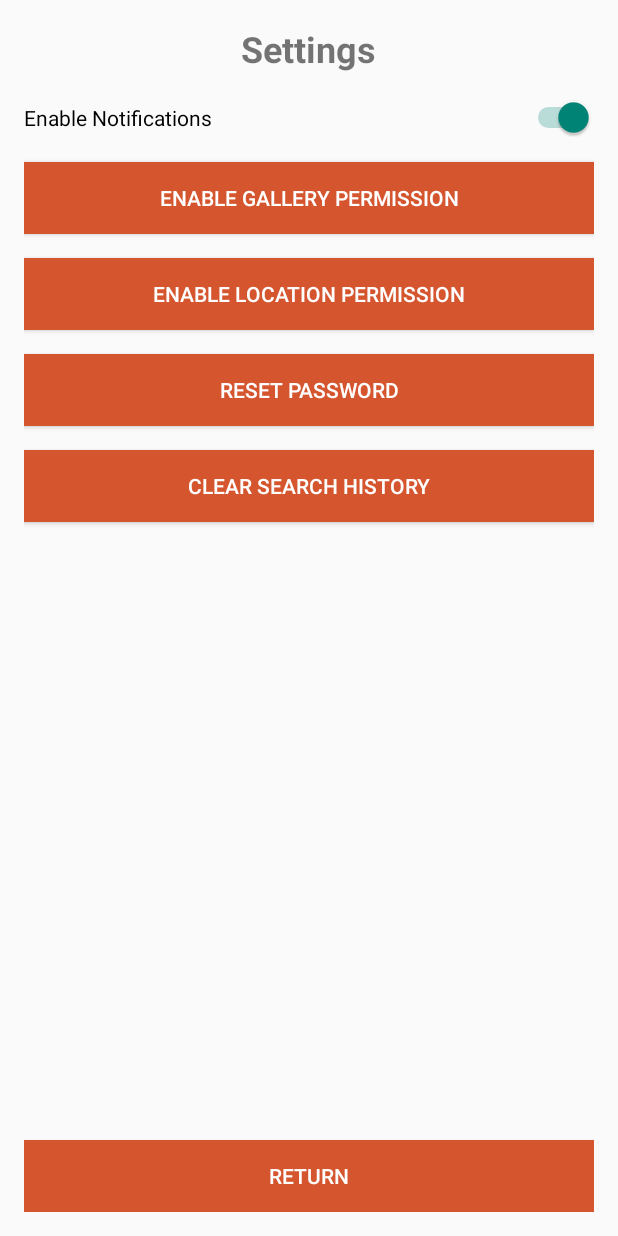
After one commit to GilYairYamin/FindIt-Android, an Android app: the SettingsActivity screen opened directly, with no data from a screen before it, on a phone screen of 412 x 824 dp. The commit adds this screen. Run offline under Robolectric (Android 15) with nearby library versions, the light colour scheme and no system bars; our stand-ins replace Firebase (no records; nobody signed in at launch, a user with empty details on screens opened directly).

Commit message:
Added settings screens

```diff
--- a/app/src/main/AndroidManifest.xml
+++ b/app/src/main/AndroidManifest.xml
@@ -40,6 +40,12 @@
         <activity
             android:name=".SearchPageActivity"
             android:exported="false" />
+
+        <activity
+            android:name=".SettingsActivity"
+            android:theme="@style/Theme.FindIt.NoActionBar"
+            android:exported="false" />
+
         <activity
             android:name=".MainActivity"
             android:theme="@style/Theme.FindIt.NoActionBar"
--- /dev/null
+++ b/app/src/main/java/com/example/findit/SettingsActivity.java
@@ -0,0 +1,258 @@
+package com.example.findit;
+
+import android.Manifest;
+import android.content.SharedPreferences;
+import android.content.pm.PackageManager;
+import android.os.Bundle;
+import android.view.View;
+import android.widget.Button;
+import android.widget.CompoundButton;
+import android.widget.Switch;
+import android.widget.Toast;
+
+import androidx.activity.result.ActivityResultLauncher;
+import androidx.activity.result.contract.ActivityResultContracts;
+import androidx.appcompat.app.AppCompatActivity;
+import androidx.core.content.ContextCompat;
+
+import com.google.firebase.auth.FirebaseAuth;
+import com.google.firebase.auth.FirebaseUser;
+import com.google.firebase.storage.FirebaseStorage;
+import com.google.firebase.storage.StorageReference;
+
+public class SettingsActivity extends AppCompatActivity implements CompoundButton.OnCheckedChangeListener, View.OnClickListener
+{
+
+    private Switch switchNotifications;
+    private Button btnEnableGallery;
+    private Button btnEnableLocation;
+    private Button btnResetPassword;
+    private Button btnClearHistory;
+    private Button btnReturn;
+
+    private ActivityResultLauncher<String> galleryPermissionLauncher;
+    private ActivityResultLauncher<String> locationPermissionLauncher;
+
+    @Override
+    protected void onCreate(Bundle savedInstanceState)
+    {
+        super.onCreate(savedInstanceState);
+        setContentView(R.layout.activity_settings);
+        init();
+    }
+
+    /**
+     * Initialize UI elements, permissions launchers, load preferences, and set listeners
+     */
+    private void init()
+    {
+        // Initialize UI elements
+        switchNotifications = findViewById(R.id.switchNotificationsID);
+        btnEnableGallery = findViewById(R.id.btnEnableGalleryID);
+        btnEnableLocation = findViewById(R.id.btnEnableLocationID);
+        btnResetPassword = findViewById(R.id.btnSettingsResetPasswordID);
+        btnClearHistory = findViewById(R.id.btnClearHistoryID);
+        btnReturn = findViewById(R.id.btnSettingsReturnID);
+
+        // Initialize permission launchers
+        galleryPermissionLauncher = registerForActivityResult(
+                new ActivityResultContracts.RequestPermission(),
+                this::onGalleryPermissionResult);
+
+        locationPermissionLauncher = registerForActivityResult(
+                new ActivityResultContracts.RequestPermission(),
+                this::onLocationPermissionResult);
+
+        // Load current notification preference
+        SharedPreferences prefs = getSharedPreferences("app_prefs", MODE_PRIVATE);
+        boolean notificationsEnabled = prefs.getBoolean("notifications_enabled", true);
+        switchNotifications.setChecked(notificationsEnabled);
+
+        // Set listeners
+        switchNotifications.setOnCheckedChangeListener(this);
+        btnEnableGallery.setOnClickListener(this);
+        btnEnableLocation.setOnClickListener(this);
+        btnResetPassword.setOnClickListener(this);
+        btnClearHistory.setOnClickListener(this);
+        btnReturn.setOnClickListener(this);
+    }
+
+    @Override
+    public void onCheckedChanged(CompoundButton buttonView, boolean isChecked)
+    {
+        if (buttonView.getId() == R.id.switchNotificationsID)
+        {
+            SharedPreferences prefs = getSharedPreferences("app_prefs", MODE_PRIVATE);
+            SharedPreferences.Editor editor = prefs.edit();
+            editor.putBoolean("notifications_enabled", isChecked);
+            editor.apply();
+            Toast.makeText(SettingsActivity.this, isChecked ? "Notifications enabled." : "Notifications disabled.", Toast.LENGTH_SHORT).show();
+        }
+    }
+
+    @Override
+    public void onClick(View v)
+    {
+        if (v.getId() == R.id.btnEnableGalleryID)
+        {
+            enableGalleryPermission();
+            return;
+        }
+
+        if (v.getId() == R.id.btnEnableLocationID)
+        {
+            enableLocationPermission();
+            return;
+        }
+
+        if (v.getId() == R.id.btnSettingsResetPasswordID)
+        {
+            resetPassword();
+            return;
+        }
+
+        if (v.getId() == R.id.btnClearHistoryID)
+        {
+            clearSearchHistory();
+            return;
+        }
+
+        if (v.getId() == R.id.btnSettingsReturnID)
+        {
+            finish();
+            return;
+        }
+    }
+
+    /**
+     * Enable gallery permission by requesting the required permission from the user
+     */
+    private void enableGalleryPermission()
+    {
+        if (ContextCompat.checkSelfPermission(this, Manifest.permission.READ_EXTERNAL_STORAGE) != PackageManager.PERMISSION_GRANTED)
+        {
+            galleryPermissionLauncher.launch(Manifest.permission.READ_EXTERNAL_STORAGE);
+        }
+        else
+        {
+            Toast.makeText(SettingsActivity.this, "Gallery permission already granted.", Toast.LENGTH_SHORT).show();
+        }
+    }
+
+    /**
+     * Enable location permission by requesting the required permission from the user
+     */
+    private void enableLocationPermission()
+    {
+        if (ContextCompat.checkSelfPermission(this, Manifest.permission.ACCESS_FINE_LOCATION) != PackageManager.PERMISSION_GRANTED)
+        {
+            locationPermissionLauncher.launch(Manifest.permission.ACCESS_FINE_LOCATION);
+        }
+        else
+        {
+            Toast.makeText(SettingsActivity.this, "Location permission already granted.", Toast.LENGTH_SHORT).show();
+        }
+    }
+
+    /**
+     * Handle the result of the gallery permission request
+     *
+     * @param isGranted true if the permission is granted, false otherwise
+     */
+    private void onGalleryPermissionResult(boolean isGranted)
+    {
+        if (isGranted)
+        {
+            Toast.makeText(SettingsActivity.this, "Gallery permission granted.", Toast.LENGTH_SHORT).show();
+        }
+        else
+        {
+            Toast.makeText(SettingsActivity.this, "Gallery permission denied.", Toast.LENGTH_SHORT).show();
+        }
+    }
+
+    /**
+     * Handle the result of the location permission request
+     *
+     * @param isGranted true if the permission is granted, false otherwise
+     */
+    private void onLocationPermissionResult(boolean isGranted)
+    {
+        if (isGranted)
+        {
+            Toast.makeText(SettingsActivity.this, "Location permission granted.", Toast.LENGTH_SHORT).show();
+        }
+        else
+        {
+            Toast.makeText(SettingsActivity.this, "Location permission denied.", Toast.LENGTH_SHORT).show();
+        }
+    }
+
+    /**
+     * Send a password reset email to the currently logged-in user
+     */
+    private void resetPassword()
+    {
+        FirebaseAuth firebaseAuth = FirebaseAuth.getInstance();
+        FirebaseUser currentUser = firebaseAuth.getCurrentUser();
+        if (currentUser != null)
+        {
+            String email = currentUser.getEmail();
+            if (email != null && !email.isEmpty())
+            {
+                FirebaseAuth.getInstance().sendPasswordResetEmail(email)
+                        .addOnCompleteListener(task -> {
+                            if (task.isSuccessful())
+                            {
+                                Toast.makeText(SettingsActivity.this, "A password reset link has been sent to your email.", Toast.LENGTH_LONG).show();
+                            }
+                            else
+                            {
+                                String errorMessage = (task.getException() != null) ? task.getException().getMessage() : "Unknown error occurred";
+                                Toast.makeText(SettingsActivity.this, "Error sending reset email: " + errorMessage, Toast.LENGTH_SHORT).show();
+                            }
+                        });
+            }
+            else
+            {
+                Toast.makeText(SettingsActivity.this, "User email is not available.", Toast.LENGTH_SHORT).show();
+            }
+        }
+        else
+        {
+            Toast.makeText(SettingsActivity.this, "No user is currently logged in.", Toast.LENGTH_SHORT).show();
+        }
+    }
+
+    /**
+     * Clear the search history by deleting all images from the logged-in user's storage
+     */
+    private void clearSearchHistory()
+    {
+        FirebaseUser currentUser = FirebaseAuth.getInstance().getCurrentUser();
+        if (currentUser != null)
+        {
+            String email = currentUser.getEmail();
+            if (email != null)
+            {
+                StorageReference userImagesRef = FirebaseStorage.getInstance().getReference().child("images/" + email);
+                userImagesRef.listAll().addOnSuccessListener(listResult -> {
+                    for (StorageReference item : listResult.getItems())
+                    {
+                        item.delete().addOnSuccessListener(aVoid -> {
+                            Toast.makeText(SettingsActivity.this, "Search history cleared.", Toast.LENGTH_SHORT).show();
+                        }).addOnFailureListener(e -> {
+                            Toast.makeText(SettingsActivity.this, "Failed to delete image: " + e.getMessage(), Toast.LENGTH_SHORT).show();
+                        });
+                    }
+                }).addOnFailureListener(e -> {
+                    Toast.makeText(SettingsActivity.this, "Failed to list images: " + e.getMessage(), Toast.LENGTH_SHORT).show();
+                });
+            }
+        }
+        else
+        {
+            Toast.makeText(SettingsActivity.this, "User not authenticated.", Toast.LENGTH_SHORT).show();
+        }
+    }
+}
--- /dev/null
+++ b/app/src/main/res/layout/activity_settings.xml
@@ -0,0 +1,74 @@
+<?xml version="1.0" encoding="utf-8"?>
+<LinearLayout xmlns:android="http://schemas.android.com/apk/res/android"
+    android:layout_width="match_parent"
+    android:layout_height="match_parent"
+    android:orientation="vertical"
+    android:padding="16dp">
+
+    <TextView
+        android:layout_width="wrap_content"
+        android:layout_height="wrap_content"
+        android:text="Settings"
+        android:textSize="24sp"
+        android:textStyle="bold"
+        android:layout_gravity="center_horizontal"
+        android:paddingBottom="16dp"/>
+
+    <Switch
+        android:id="@+id/switchNotificationsID"
+        android:layout_width="match_parent"
+        android:layout_height="wrap_content"
+        android:text="Enable Notifications"/>
+
+    <Button
+        android:id="@+id/btnEnableGalleryID"
+        android:layout_width="match_parent"
+        android:layout_height="wrap_content"
+        android:text="Enable Gallery Permission"
+        android:layout_marginTop="16dp"
+        android:background="#D5562E"
+        android:textColor="@android:color/white"/>
+
+    <Button
+        android:id="@+id/btnEnableLocationID"
+        android:layout_width="match_parent"
+        android:layout_height="wrap_content"
+        android:text="Enable Location Permission"
+        android:layout_marginTop="16dp"
+        android:background="#D5562E"
+        android:textColor="@android:color/white"/>
+
+    <Button
+        android:id="@+id/btnSettingsResetPasswordID"
+        android:layout_width="match_parent"
+        android:layout_height="wrap_content"
+        android:text="Reset Password"
+        android:layout_marginTop="16dp"
+        android:background="#D5562E"
+        android:textColor="@android:color/white"/>
+
+    <Button
+        android:id="@+id/btnClearHistoryID"
+        android:layout_width="match_parent"
+        android:layout_height="wrap_content"
+        android:text="Clear Search History"
+        android:layout_marginTop="16dp"
+        android:background="#D5562E"
+        android:textColor="@android:color/white"/>
+
+    <Space
+        android:layout_width="match_parent"
+        android:layout_height="0dp"
+        android:layout_weight="1"/>
+
+    <Button
+        android:id="@+id/btnSettingsReturnID"
+        android:layout_width="match_parent"
+        android:layout_height="wrap_content"
+        android:text="Return"
+        android:layout_marginTop="16dp"
+        android:layout_gravity="center_horizontal"
+        android:background="#D5562E"
+        android:textColor="@android:color/white"/>
+
+</LinearLayout>
```
Also changed, not shown: app/src/main/java/com/example/findit/SearchPageActivity.java (+54 -73 lines), app/src/main/res/layout/activity_main.xml (+18 -5 lines), app/src/main/res/menu/menu_main.xml (+16 -16 lines).
